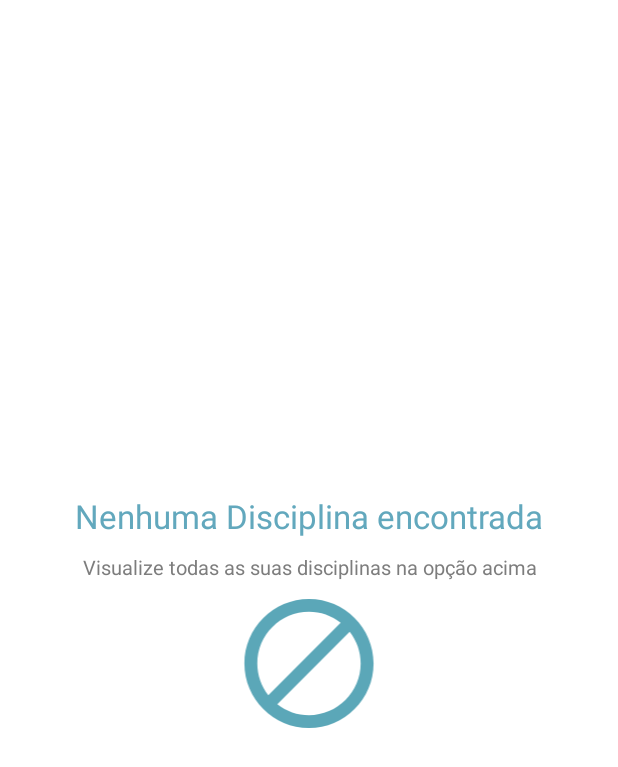
After one commit to rodrigmatrix/sigaa_ufc_android, an Android app: the layout no_class_error.xml on its own in the app's theme, with its tools: preview values and no code run, on a phone screen of 412 x 824 dp. The commit adds this screen. Shown: the top 767 px of the screen. Run offline under Robolectric (Android 15) with nearby library versions, the phone set to English and light mode, and no system bars; network calls fail.

Commit message:
layout todas as disciplinas

```diff
--- a/app/src/main/java/com/rodrigmatrix/sigaaufc/MainActivity.kt
+++ b/app/src/main/java/com/rodrigmatrix/sigaaufc/MainActivity.kt
@@ -63,11 +63,11 @@ class MainActivity : AppCompatActivity() {
         setupActionBarWithNavController(navController, appBarConfiguration)
         navView.setupWithNavController(navController)
         when {
-            student.name != "" -> {
+            student?.name != "" -> {
                 navView.getHeaderView(0).student_name_menu_text.text = "Olá ${student.name.split(" ")[0]}"
                 navView.getHeaderView(0).matricula_menu_text.text = "Matrícula: ${student.matricula}"
             }
-            student.nameRU != "" -> {
+            student?.nameRU != "" -> {
                 navView.getHeaderView(0).student_name_menu_text.text = "Olá ${student.nameRU.split(" ")[0]}"
                 navView.getHeaderView(0).matricula_menu_text.text = "Matrícula: ${student.matriculaRU}"
             }
--- a/app/src/main/java/com/rodrigmatrix/sigaaufc/fragments/LoginFragment.kt
+++ b/app/src/main/java/com/rodrigmatrix/sigaaufc/fragments/LoginFragment.kt
@@ -105,7 +105,6 @@ class LoginFragment : Fragment(), CoroutineScope {
                                 navController.navigate(R.id.nav_sigaa)
                             }
                         }
-
                     }
                 }
             }
--- a/app/src/main/java/com/rodrigmatrix/sigaaufc/persistence/Student.kt
+++ b/app/src/main/java/com/rodrigmatrix/sigaaufc/persistence/Student.kt
@@ -28,6 +28,7 @@ data class Student(
 data class Class(
     @PrimaryKey
     var id: Int,
+    var isPrevious: Boolean,
     var turmaId: String,
     var name: String,
     var days: String,
--- a/app/src/main/java/com/rodrigmatrix/sigaaufc/persistence/StudentDao.kt
+++ b/app/src/main/java/com/rodrigmatrix/sigaaufc/persistence/StudentDao.kt
@@ -18,8 +18,11 @@ interface StudentDao {
     fun deleteStudent()
 
 
-    @Query("SELECT * FROM classes")
+    @Query("SELECT * FROM classes where isPrevious = 0")
     fun getClasses(): MutableList<Class>
+
+    @Query("SELECT * FROM classes where isPrevious = 1")
+    fun getPreviousClasses(): MutableList<Class>
 
     @Insert(onConflict = OnConflictStrategy.REPLACE)
     fun insertClass(studentClass: Class)
--- a/app/src/main/java/com/rodrigmatrix/sigaaufc/persistence/StudentDatabase.kt
+++ b/app/src/main/java/com/rodrigmatrix/sigaaufc/persistence/StudentDatabase.kt
@@ -5,7 +5,7 @@ import androidx.room.Database
 import androidx.room.Room
 import androidx.room.RoomDatabase
 
-@Database(entities = [Student::class, Class::class, HistoryRU::class], version = 2, exportSchema = false)
+@Database(entities = [Student::class, Class::class, HistoryRU::class], version = 3, exportSchema = false)
 abstract class StudentsDatabase : RoomDatabase() {
 
     abstract fun studentDao(): StudentDao
--- /dev/null
+++ b/app/src/main/res/drawable/ic_do_not_disturb.xml
@@ -0,0 +1,5 @@
+<vector android:height="24dp" android:tint="#5BA7B8"
+    android:viewportHeight="24.0" android:viewportWidth="24.0"
+    android:width="24dp" xmlns:android="http://schemas.android.com/apk/res/android">
+    <path android:fillColor="#FF000000" android:pathData="M12,2C6.5,2 2,6.5 2,12s4.5,10 10,10 10,-4.5 10,-10S17.5,2 12,2zM4,12c0,-4.4 3.6,-8 8,-8 1.8,0 3.5,0.6 4.9,1.7L5.7,16.9C4.6,15.5 4,13.8 4,12zM12,20c-1.8,0 -3.5,-0.6 -4.9,-1.7L18.3,7.1C19.4,8.5 20,10.2 20,12c0,4.4 -3.6,8 -8,8z"/>
+</vector>
--- /dev/null
+++ b/app/src/main/res/layout/no_class_error.xml
@@ -0,0 +1,36 @@
+<?xml version="1.0" encoding="utf-8"?>
+<LinearLayout xmlns:android="http://schemas.android.com/apk/res/android"
+        android:orientation="vertical"
+        android:layout_width="match_parent"
+        android:layout_height="match_parent"
+        android:gravity="center"
+        android:layout_gravity="center">
+
+    <TextView
+            android:layout_width="match_parent"
+            android:layout_height="wrap_content"
+            android:text="Nenhuma Disciplina encontrada"
+            android:textAlignment="center"
+            android:layout_marginBottom="10dp"
+            android:textColor="@color/colorPrimary"
+            android:textSize="22sp" />
+
+    <TextView
+            android:layout_width="match_parent"
+            android:layout_height="wrap_content"
+            android:layout_gravity="center_vertical"
+            android:text="Visualize todas as suas disciplinas na opção acima"
+            android:textAlignment="center"
+            android:layout_marginBottom="3dp"
+            android:textColor="@color/colorTextSecondary"
+            android:textSize="13sp" />
+
+    <ImageView
+            android:layout_width="match_parent"
+            android:layout_height="103dp"
+            android:layout_gravity="center"
+            android:src="@drawable/ic_do_not_disturb" />
+
+
+
+</LinearLayout>
```
Also changed, not shown: app/src/main/java/com/rodrigmatrix/sigaaufc/api/ApiSigaa.kt (+35 -7 lines), app/src/main/java/com/rodrigmatrix/sigaaufc/fragments/ClassesFragment.kt (+40 -0 lines), app/src/main/java/com/rodrigmatrix/sigaaufc/serializer/Serializer.kt (+20 -3 lines), app/src/main/res/layout/class_row.xml (+6 -21 lines), app/src/main/res/layout/fragment_classes.xml (+14 -0 lines).
